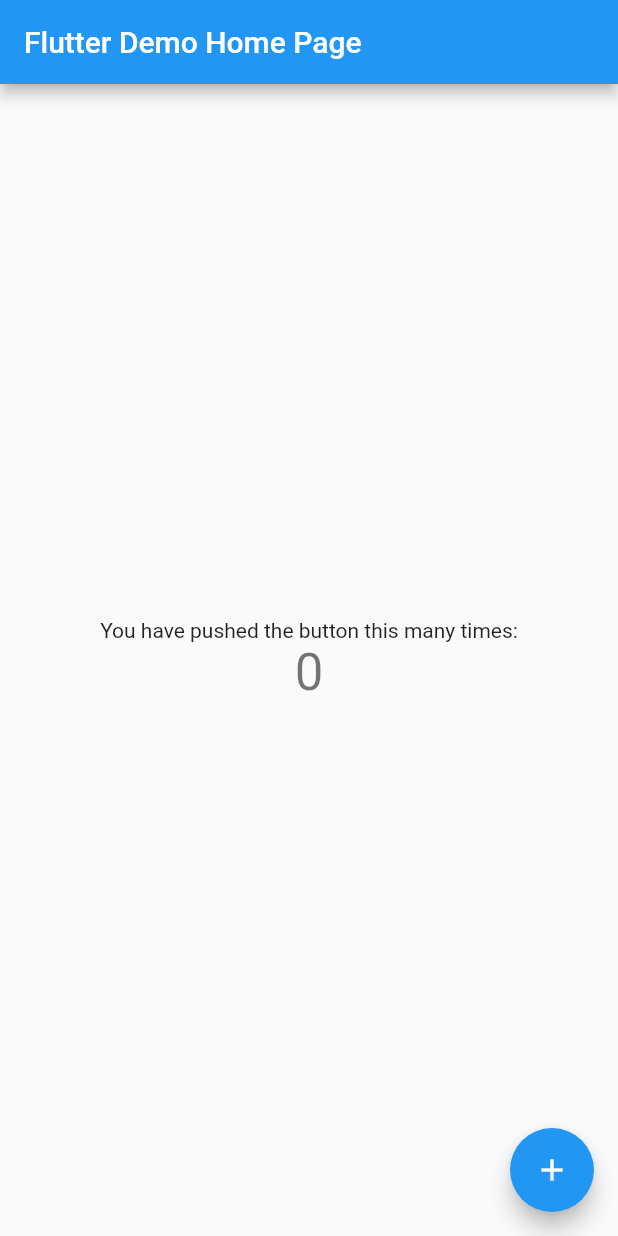
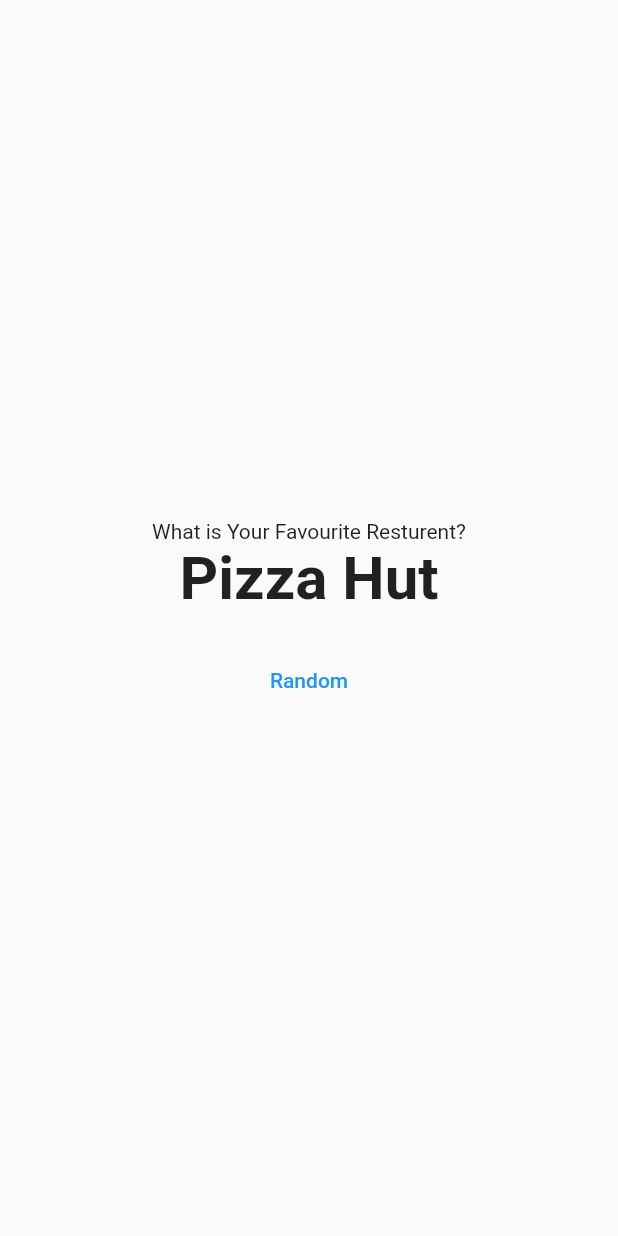
Before and after one commit to Muhammad-Bilal12/random_resturent_call, a Flutter app: the screen it shows after launch, on a phone screen of 412 x 824 dp. Run offline on Flutter 3.47's test engine with Material 2 defaults, Android fonts, the phone set to English and light mode, and no system bars.

Commit message:
random name generator

```diff
--- a/lib/main.dart
+++ b/lib/main.dart
@@ -1,115 +1,17 @@
 import 'package:flutter/material.dart';
+import 'package:random_resturent/screens/home.dart';
 
 void main() {
-  runApp(const MyApp());
+  runApp(MyApp());
 }
 
 class MyApp extends StatelessWidget {
   const MyApp({Key? key}) : super(key: key);
 
-  // This widget is the root of your application.
   @override
   Widget build(BuildContext context) {
-    return MaterialApp(
-      title: 'Flutter Demo',
-      theme: ThemeData(
-        // This is the theme of your application.
-        //
-        // Try running your application with "flutter run". You'll see the
-        // application has a blue toolbar. Then, without quitting the app, try
-        // changing the primarySwatch below to Colors.green and then invoke
-        // "hot reload" (press "r" in the console where you ran "flutter run",
-        // or simply save your changes to "hot reload" in a Flutter IDE).
-        // Notice that the counter didn't reset back to zero; the application
-        // is not restarted.
-        primarySwatch: Colors.blue,
-      ),
-      home: const MyHomePage(title: 'Flutter Demo Home Page'),
+    return const MaterialApp(
+      home: Home(),
     );
   }
 }
-
-class MyHomePage extends StatefulWidget {
-  const MyHomePage({Key? key, required this.title}) : super(key: key);
-
-  // This widget is the home page of your application. It is stateful, meaning
-  // that it has a State object (defined below) that contains fields that affect
-  // how it looks.
-
-  // This class is the configuration for the state. It holds the values (in this
-  // case the title) provided by the parent (in this case the App widget) and
-  // used by the build method of the State. Fields in a Widget subclass are
-  // always marked "final".
-
-  final String title;
-
-  @override
-  State<MyHomePage> createState() => _MyHomePageState();
-}
-
-class _MyHomePageState extends State<MyHomePage> {
-  int _counter = 0;
-
-  void _incrementCounter() {
-    setState(() {
-      // This call to setState tells the Flutter framework that something has
-      // changed in this State, which causes it to rerun the build method below
-      // so that the display can reflect the updated values. If we changed
-      // _counter without calling setState(), then the build method would not be
-      // called again, and so nothing would appear to happen.
-      _counter++;
-    });
-  }
-
-  @override
-  Widget build(BuildContext context) {
-    // This method is rerun every time setState is called, for instance as done
-    // by the _incrementCounter method above.
-    //
-    // The Flutter framework has been optimized to make rerunning build methods
-    // fast, so that you can just rebuild anything that needs updating rather
-    // than having to individually change instances of widgets.
-    return Scaffold(
-      appBar: AppBar(
-        // Here we take the value from the MyHomePage object that was created by
-        // the App.build method, and use it to set our appbar title.
-        title: Text(widget.title),
-      ),
-      body: Center(
-        // Center is a layout widget. It takes a single child and positions it
-        // in the middle of the parent.
-        child: Column(
-          // Column is also a layout widget. It takes a list of children and
-          // arranges them vertically. By default, it sizes itself to fit its
-          // children horizontally, and tries to be as tall as its parent.
-          //
-          // Invoke "debug painting" (press "p" in the console, choose the
-          // "Toggle Debug Paint" action from the Flutter Inspector in Android
-          // Studio, or the "Toggle Debug Paint" command in Visual Studio Code)
-          // to see the wireframe for each widget.
-          //
-          // Column has various properties to control how it sizes itself and
-          // how it positions its children. Here we use mainAxisAlignment to
-          // center the children vertically; the main axis here is the vertical
-          // axis because Columns are vertical (the cross axis would be
-          // horizontal).
-          mainAxisAlignment: MainAxisAlignment.center,
-          children: <Widget>[
-            const Text(
-              'You have pushed the button this many times:',
-            ),
-            Text(
-              '$_counter',
-              style: Theme.of(context).textTheme.headline4,
-            ),
-          ],
-        ),
-      ),
-      floatingActionButton: FloatingActionButton(
-        onPressed: _incrementCounter,
-        tooltip: 'Increment',
-        child: const Icon(Icons.add),
-      ), // This trailing comma makes auto-formatting nicer for build methods.
-    );
-  }
-}
--- /dev/null
+++ b/lib/screens/home.dart
@@ -0,0 +1,58 @@
+import 'dart:math';
+
+import 'package:flutter/material.dart';
+
+class Home extends StatefulWidget {
+  const Home({Key? key}) : super(key: key);
+
+  @override
+  State<Home> createState() => _HomeState();
+}
+
+class _HomeState extends State<Home> {
+  List<String> resName = [
+    "Mc Donald's",
+    "Pizza Hut",
+    "Burger king",
+    "Domino Pizza",
+    "Shinwari",
+  ];
+  int currentIndex = 1;
+  void generateRandom() {
+    var random = Random();
+    setState(() {
+      currentIndex = random.nextInt(resName.length);
+    });
+  }
+
+  @override
+  Widget build(BuildContext context) {
+    return Scaffold(
+      body: Center(
+        child: Column(
+          mainAxisAlignment: MainAxisAlignment.center,
+          children: [
+            const Text("What is Your Favourite Resturent?"),
+            Text(
+              resName[currentIndex],
+              style: const TextStyle(
+                fontSize: 40,
+                fontWeight: FontWeight.bold,
+              ),
+              textAlign: TextAlign.center,
+            ),
+            const Padding(
+              padding: EdgeInsets.only(top: 20),
+            ),
+            TextButton(
+              onPressed: () {
+                generateRandom();
+              },
+              child: const Text("Random"),
+            )
+          ],
+        ),
+      ),
+    );
+  }
+}
```
